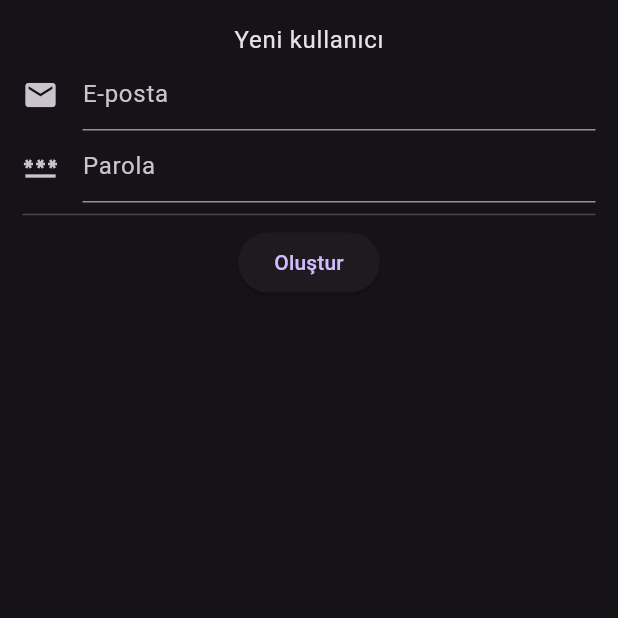
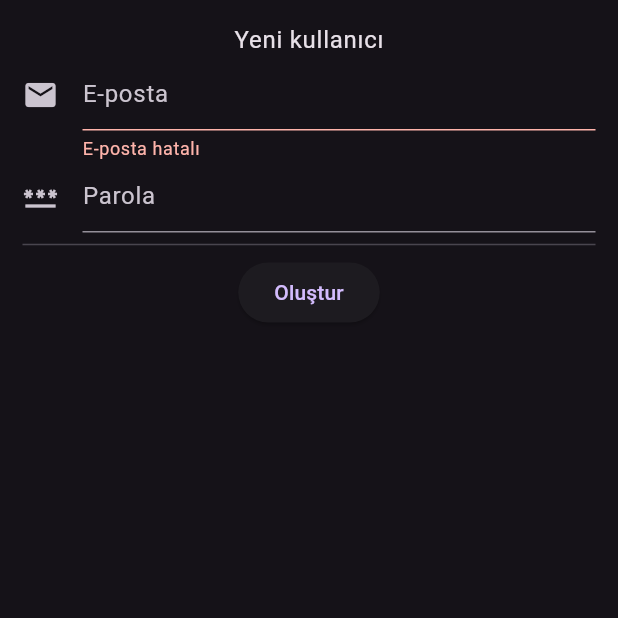
Before and after one commit to ooguz/oyk2023yaz-flutter, a Flutter app: the AdduserView screen opened directly, after a tap on "Oluştur", on a phone screen of 412 x 824 dp, the top half of it. Run offline on Flutter 3.47's test engine with Material 2 defaults, Android fonts, the phone set to English and light mode, and no system bars; our stand-ins replace get, get_storage; accounts and stored records are empty.

Commit message:
Mevzular kesildi

```diff
--- a/lib/app/modules/home/controllers/adduser_controller.dart
+++ b/lib/app/modules/home/controllers/adduser_controller.dart
@@ -6,16 +6,16 @@ class AdduserController extends GetxController {
   TextEditingController emailController = TextEditingController();
   TextEditingController passwordController = TextEditingController();
   final count = 0.obs;
-  String emailValidationError = "";
+  final emailValidationError = "".obs;
 
   void validateEmail() {
     if (!emailController.text.isEmail) {
-      emailValidationError = "E-posta hatalı";
+      emailValidationError.value = "E-posta hatalı";
     }
   }
 
   String? get errorText =>
-      emailValidationError == "" ? null : emailValidationError;
+      emailValidationError.value == "" ? null : emailValidationError.value;
 
   @override
   void onInit() {
--- a/lib/app/modules/home/views/adduser_view.dart
+++ b/lib/app/modules/home/views/adduser_view.dart
@@ -7,7 +7,8 @@ class AdduserView extends GetView<AdduserController> {
   const AdduserView({Key? key}) : super(key: key);
   @override
   Widget build(BuildContext context) {
-    return Padding(
+    return Scaffold(
+        body: Padding(
       padding: EdgeInsets.all(15),
       child: Column(
         children: [
@@ -15,13 +16,14 @@ class AdduserView extends GetView<AdduserController> {
             "Yeni kullanıcı",
             style: Theme.of(context).textTheme.bodyLarge,
           ),
-          TextField(
-            controller: controller.emailController,
-            decoration: InputDecoration(
-                icon: Icon(Icons.email),
-                hintText: "E-posta",
-                errorText: controller.errorText),
-          ),
+          Obx(() => TextField(
+                controller: controller.emailController,
+                onChanged: (val) => controller.emailValidationError.value = "",
+                decoration: InputDecoration(
+                    icon: Icon(Icons.email),
+                    hintText: "E-posta",
+                    errorText: controller.errorText),
+              )),
           TextField(
             controller: controller.passwordController,
             obscureText: true,
@@ -34,10 +36,11 @@ class AdduserView extends GetView<AdduserController> {
           ElevatedButton(
               onPressed: () {
                 controller.validateEmail();
+                print(controller.errorText);
               },
               child: Text("Oluştur"))
         ],
       ),
-    );
+    ));
   }
 }
```
